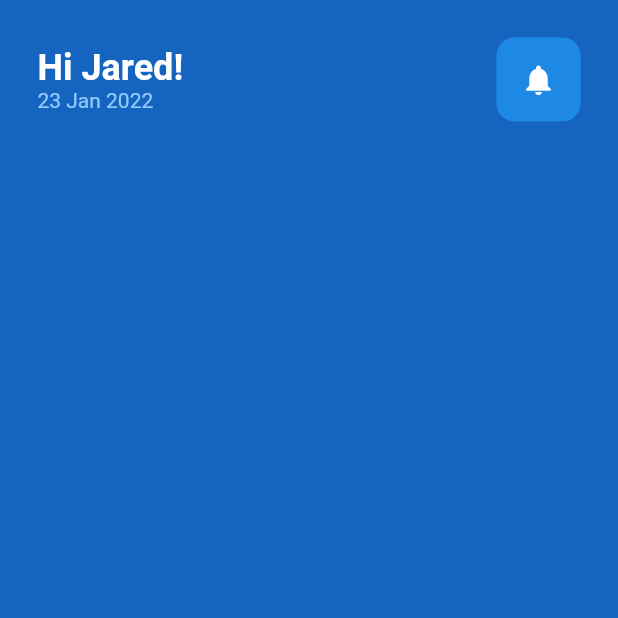
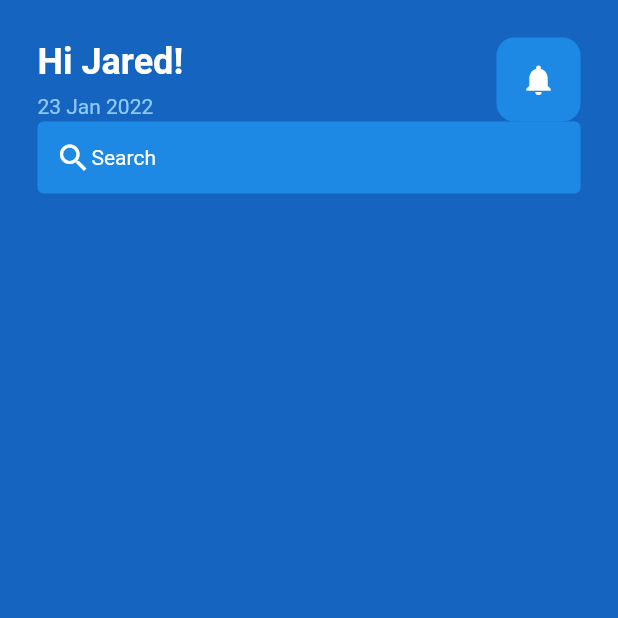
Before and after one commit to mrojasb2000/flutter_demo, a Flutter app: the screen it shows after launch, on a phone screen of 412 x 824 dp, the top half of it. Run offline on Flutter 3.47's test engine with Material 2 defaults, Android fonts, the phone set to English and light mode, and no system bars.

Commit message:
feat: add search bar

```diff
--- a/lib/pages/home_page.dart
+++ b/lib/pages/home_page.dart
@@ -19,6 +19,7 @@ class _HomePageState extends State<HomePage> {
             padding: const EdgeInsets.all(25.0),
             child: Column(
               children: [
+                // greeting row
                 Row(
                   mainAxisAlignment: MainAxisAlignment.spaceBetween,
                   children: [
@@ -32,6 +33,9 @@ class _HomePageState extends State<HomePage> {
                               fontSize: 24,
                               fontWeight: FontWeight.bold,
                             )),
+                        const SizedBox(
+                          height: 8,
+                        ),
                         Text(
                           "23 Jan 2022",
                           style: TextStyle(color: Colors.blue[200]),
@@ -49,6 +53,24 @@ class _HomePageState extends State<HomePage> {
                         child: const Icon(Icons.notifications,
                             color: Colors.white)),
                   ],
+                ),
+
+                // search bar
+                Container(
+                  decoration: BoxDecoration(
+                      color: Colors.blue[600],
+                      borderRadius: BorderRadius.circular(4)),
+                  padding: const EdgeInsets.all(12),
+                  child: Row(children: [
+                    const Icon(
+                      Icons.search,
+                      color: Colors.white,
+                    ),
+                    const Text(
+                      'Search',
+                      style: TextStyle(color: Colors.white),
+                    ),
+                  ]),
                 )
               ],
             ),
```
